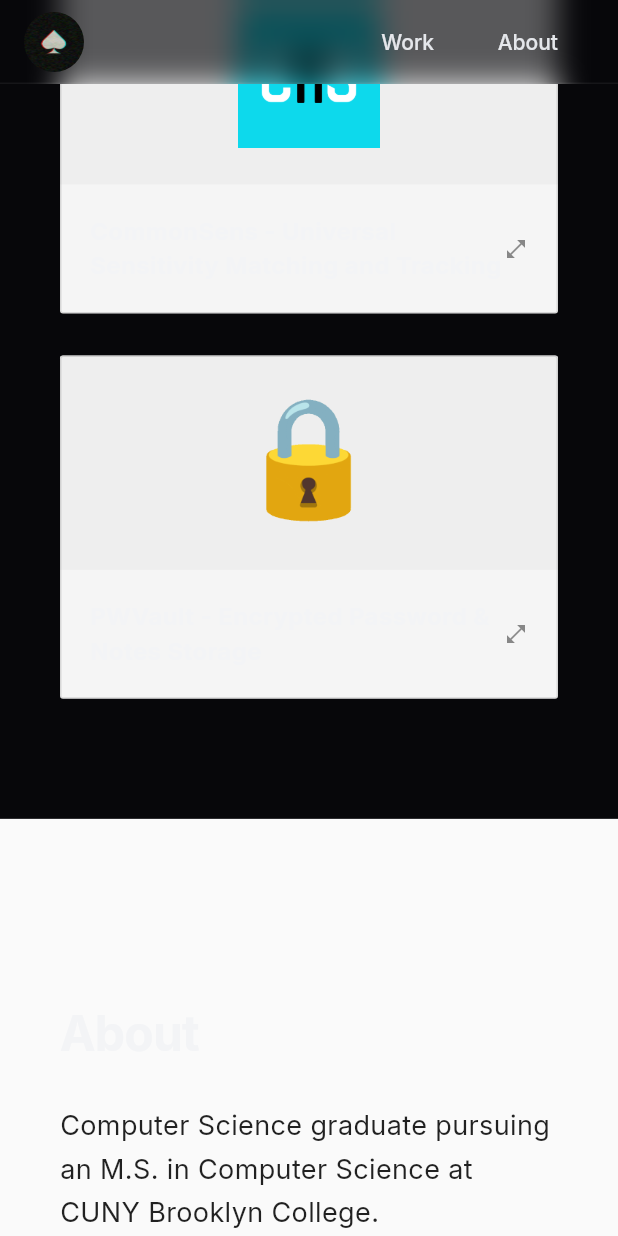
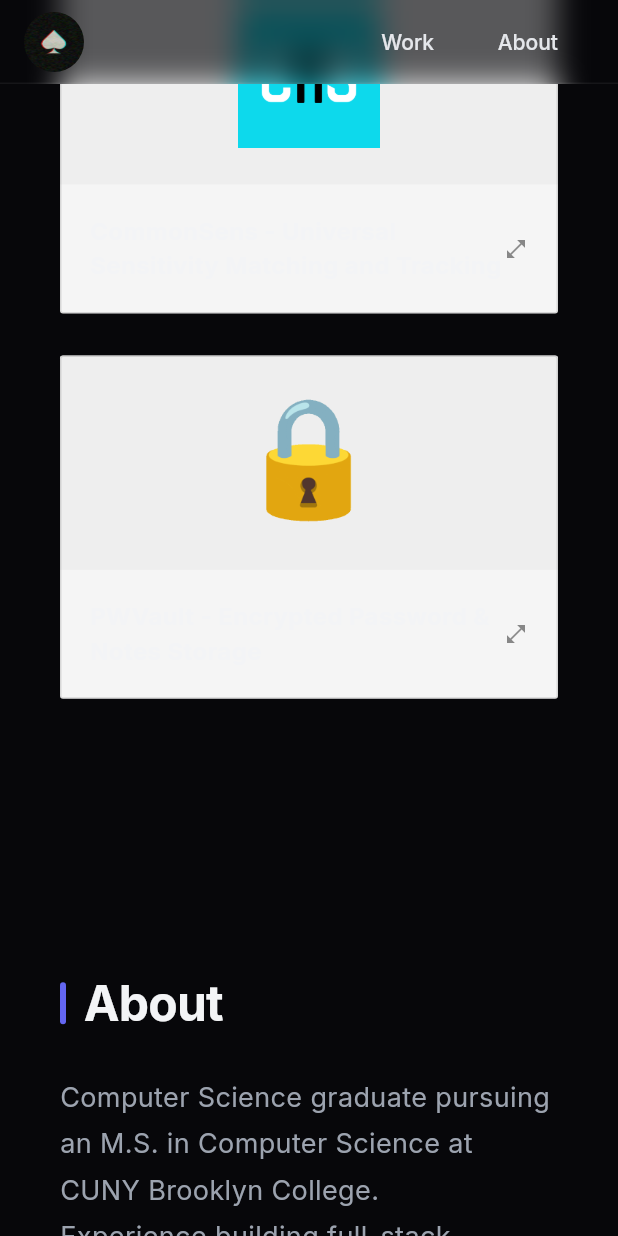
Before and after one commit to NumaanQureshi/NumaanQureshi.github.io, a Flutter app: the screen it shows after launch, scrolled down 1152 dp, on a phone screen of 412 x 824 dp. Run offline on Flutter 3.47's test engine with Material 3 defaults, Android fonts, the phone set to English and light mode, and no system bars; our stand-ins replace flutter_svg, google_fonts, material_ui; missing offline and left inert: web_smooth_scroll.

Commit message:
style: matching dark scheme

```diff
--- a/lib/sections/about_section.dart
+++ b/lib/sections/about_section.dart
@@ -8,33 +8,55 @@ class AboutSection extends StatelessWidget {
   Widget build(BuildContext context) {
     return Container(
       width: double.infinity,
-      color: const Color(0xFFFAFAFA),
-      padding: const EdgeInsets.symmetric(vertical: 120, horizontal: 40),
+      color: const Color(0xFF07070A),
+      padding: const EdgeInsets.symmetric(vertical: 100, horizontal: 40),
+      child: Center(
+        child: ConstrainedBox(
+          constraints: const BoxConstraints(maxWidth: 1100),
           child: Column(
             crossAxisAlignment: CrossAxisAlignment.start,
             children: [
+              Row(
+                children: [
+                  Container(
+                    width: 4,
+                    height: 28,
+                    decoration: BoxDecoration(
+                      color: const Color(0xFF6366F1),
+                      borderRadius: BorderRadius.circular(2),
+                    ),
+                  ),
+                  const SizedBox(width: 12),
                   Text(
                     'About',
                     style: GoogleFonts.inter(
                       fontSize: 32,
                       fontWeight: FontWeight.bold,
                       letterSpacing: -0.5,
-            ),
-          ),
-          const SizedBox(height: 24),
-          Text(
-            'Computer Science graduate pursuing an M.S. in Computer Science at CUNY Brooklyn College.\n'
-            'Experience building full-stack applications using C++, Python, Flutter, PostgreSQL, and Google Cloud.\n'
-            'Passionate about software engineering and application security.\n'
-            'Currently pursuing: CompTIA Security+.\n',
-            style: GoogleFonts.inter(
-              fontSize: 18,
-              color: Colors.black87,
-              height: 1.6,
+                      color: const Color(0xFFF3F4F6),
                     ),
                   ),
                 ],
               ),
+              const SizedBox(height: 24),
+              ConstrainedBox(
+                constraints: const BoxConstraints(maxWidth: 760),
+                child: Text(
+                  'Computer Science graduate pursuing an M.S. in Computer Science at CUNY Brooklyn College.\n'
+                  'Experience building full-stack applications using C++, Python, Flutter, PostgreSQL, and Google Cloud.\n'
+                  'Passionate about software engineering and application security.\n'
+                  'Currently pursuing: CompTIA Security+.',
+                  style: GoogleFonts.inter(
+                    fontSize: 18,
+                    color: const Color(0xFF9CA3AF),
+                    height: 1.7,
+                  ),
+                ),
+              ),
+            ],
+          ),
+        ),
+      ),
     );
   }
 }
--- a/lib/sections/footer_section.dart
+++ b/lib/sections/footer_section.dart
@@ -9,11 +9,19 @@ class FooterSection extends StatelessWidget {
     return Container(
       width: double.infinity,
       padding: const EdgeInsets.symmetric(vertical: 40),
-      color: Colors.black,
+      decoration: const BoxDecoration(
+        color: Color(0xFF0A0C0E),
+        border: Border(
+          top: BorderSide(color: Colors.white10, width: 1),
+        ),
+      ),
       child: Center(
         child: Text(
           '© 2026 Numaan Qureshi. All rights reserved.',
-          style: GoogleFonts.inter(color: Colors.white54, fontSize: 12),
+          style: GoogleFonts.inter(
+            color: const Color(0xFF6B7280),
+            fontSize: 12,
+          ),
         ),
       ),
     );
```
Lines whose indentation alone changed are shown as unchanged.
